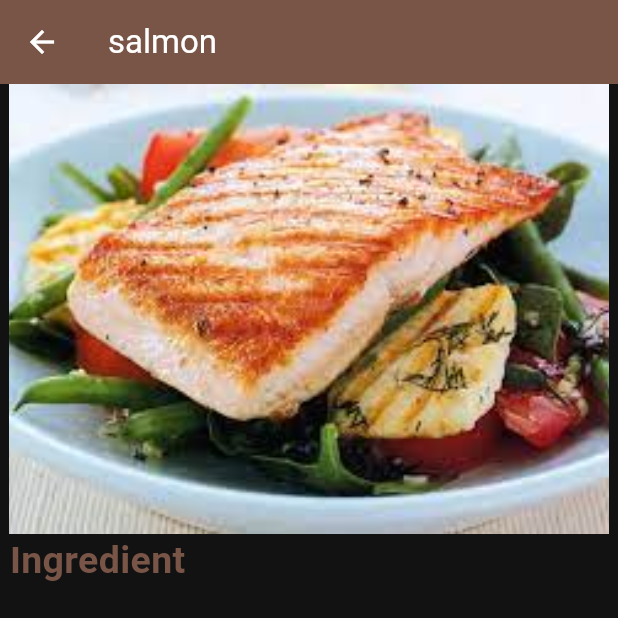
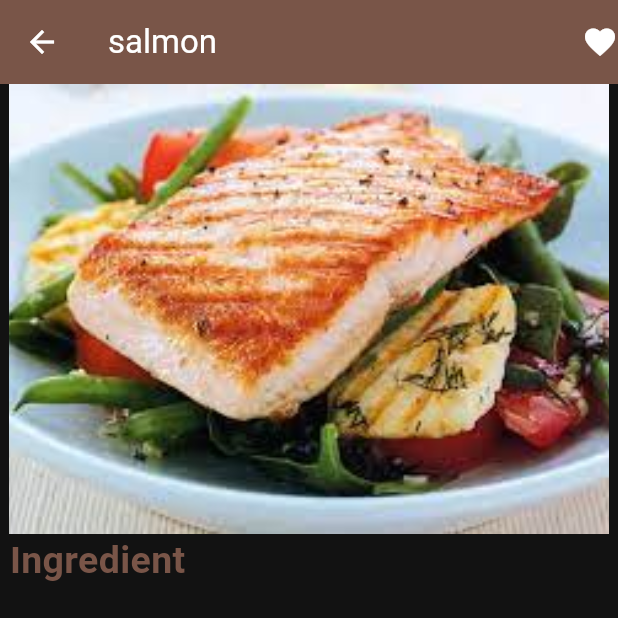
Before and after one commit to arwaayman16/MealsApp, a Flutter app: the ItemInfo screen opened directly with sample values from the repository, on a phone screen of 412 x 824 dp, the top half of it. Run offline on Flutter 3.47's test engine with Material 2 defaults, Android fonts, the phone set to English and light mode, and no system bars; our stand-ins replace fluttertoast.

Commit message:
add category and meal  and favorite

```diff
--- a/lib/data/datasource/categories_data.dart
+++ b/lib/data/datasource/categories_data.dart
@@ -1,7 +1,7 @@
 import 'package:flutter/material.dart';
 import 'package:meals/data/model/categories.dart';
 
-List<Category> items = [
+List<Category> category = [
   Category("summer", Color.fromARGB(255, 133, 51, 216), 1),
   Category("Qick&Easy", Color.fromARGB(255, 173, 60, 29), 2),
   Category("Humburger", Color.fromARGB(255, 75, 187, 79), 3),
@@ -12,7 +12,7 @@ List<Category> items = [
   Category("Breakfast", Color.fromARGB(255, 235, 151, 41), 8),
 ];
 
-List<CategoryItems> summeritems = [
+List<CategoryItems> items = [
   CategoryItems("assets/images/salmon.jpeg", "salmon", "15 min", "simple",
       "Luxurious", 1, salmonIng, salmonStep),
   CategoryItems("assets/images/orange.jpeg", "orange mousse", "30 min", "hard",
--- a/lib/data/model/categories.dart
+++ b/lib/data/model/categories.dart
@@ -8,7 +8,9 @@ class Category {
 }
 
 class CategoryItems {
-  final String image, name, time, level, dol,ingradient,steps;
+  final String image, name, time, level, dol, ingradient, steps;
+ bool isFav;
   final int Fid;
-  CategoryItems(this.image, this.name, this.time, this.level, this.dol, this.Fid, this.ingradient, this.steps);
+  CategoryItems(this.image, this.name, this.time, this.level, this.dol,
+      this.Fid, this.ingradient, this.steps, {this.isFav=false});
 }
--- a/lib/presentation/item_info.dart
+++ /dev/null
@@ -1,70 +0,0 @@
-import 'package:flutter/material.dart';
-import 'package:meals/data/model/categories.dart';
-import 'package:meals/presentation/pages/categories.dart';
-
-class ItemInfo extends StatelessWidget {
-  const ItemInfo({super.key, required this.categoryItems});
-  final CategoryItems categoryItems;
-  @override
-  Widget build(BuildContext context) {
-    return Scaffold(
-      appBar: AppBar(
-        backgroundColor: Colors.brown,
-        title: Text("${categoryItems.name} "),
-      ),
-      body: Column(
-        crossAxisAlignment: CrossAxisAlignment.center,
-        children: [
-          // SizedBox(height: 8,),
-          Container(
-            height: 300,
-            width: 400,
-            child: Image.asset(
-              "${categoryItems.image}",
-              width: 200,
-              height: 300,
-              fit: BoxFit.cover,
-            ),
-          ),
-
-          Expanded(
-            child: ListView(
-
-              children: [Text(
-                " Ingredient ",
-                textAlign: TextAlign.start,
-                style: TextStyle(
-                    fontSize: 25, fontWeight: FontWeight.w700, color: Colors.brown),
-              ),
-
-            Container(
-              padding: EdgeInsets.all(16),
-              child: Text(
-                categoryItems.ingradient,
-                style: TextStyle(fontSize: 22),
-              ),
-            ),
-            Text(
-              " Steps ",
-              textAlign: TextAlign.start,
-              style: TextStyle(
-                  fontSize: 25, fontWeight: FontWeight.w700, color: Colors.brown),
-            ),
-            Container(
-              padding: EdgeInsets.all(5),
-              child: Expanded(
-                child: Text(
-
-                  categoryItems.steps,
-                  textAlign: TextAlign.center,
-                  style: TextStyle(fontSize: 22,),
-                ),
-            ),
-            ),
-
-                  ]),
-          ),
-      ]),
-    );
-  }
-}
--- a/lib/presentation/pages/form_page.dart
+++ b/lib/presentation/pages/form_page.dart
@@ -101,7 +101,7 @@ class _FormPageState extends State<FormPage> {
                     onPressed: () {
                       if (key.currentState!.validate()) {
                         Navigator.push(context,
-                            MaterialPageRoute(builder: (context) => Categories()));
+                            MaterialPageRoute(builder: (context) => Categories(title: 'Categories',)));
                       }
                     },
                     child: Text(
--- /dev/null
+++ b/lib/presentation/pages/item_info.dart
@@ -0,0 +1,97 @@
+import 'package:flutter/material.dart';
+import 'package:meals/data/datasource/categories_data.dart';
+import 'package:meals/data/model/categories.dart';
+import 'package:meals/presentation/pages/categories.dart';
+import 'package:meals/presentation/pages/favorite.dart';
+import 'package:fluttertoast/fluttertoast.dart';
+
+class ItemInfo extends StatefulWidget {
+  const ItemInfo({super.key, required this.categoryItems});
+  final CategoryItems categoryItems;
+
+  @override
+  State<ItemInfo> createState() => _ItemInfoState();
+}
+
+// Color color = Colors.white;
+
+class _ItemInfoState extends State<ItemInfo> {
+  @override
+  Widget build(BuildContext context) {
+    return Scaffold(
+      appBar: AppBar(
+          backgroundColor: Colors.brown,
+          title: Text("${widget.categoryItems.name} "),
+          actions: <Widget>[
+            GestureDetector(
+              child: Icon(
+                Icons.favorite,
+                color:widget.categoryItems.isFav ? Colors.red : Colors.white,
+
+              ),
+              onTap: () {
+                setState(() {
+                  widget.categoryItems.isFav=!widget.categoryItems.isFav;
+                  Fluttertoast.showToast(
+                    msg: widget.categoryItems.isFav?"Added to favorite":"Deleted frome favorite",
+                  );
+
+                });
+              },
+
+            ),
+          ]),
+      body: Column(crossAxisAlignment: CrossAxisAlignment.center, children: [
+        // SizedBox(height: 8,),
+        Container(
+          height: 300,
+          width: 400,
+          child: Image.asset(
+            "${widget.categoryItems.image}",
+            width: 200,
+            height: 300,
+            fit: BoxFit.cover,
+          ),
+        ),
+
+        Expanded(
+          child: ListView(children: [
+            Text(
+              " Ingredient ",
+              textAlign: TextAlign.start,
+              style: TextStyle(
+                  fontSize: 25,
+                  fontWeight: FontWeight.w700,
+                  color: Colors.brown),
+            ),
+            Container(
+              padding: EdgeInsets.all(16),
+              child: Text(
+                widget.categoryItems.ingradient,
+                style: TextStyle(fontSize: 22),
+              ),
+            ),
+            Text(
+              " Steps ",
+              textAlign: TextAlign.start,
+              style: TextStyle(
+                  fontSize: 25,
+                  fontWeight: FontWeight.w700,
+                  color: Colors.brown),
+            ),
+            Container(
+              padding: EdgeInsets.all(5),
+              child: Text(
+                widget.categoryItems.steps,
+                textAlign: TextAlign.center,
+                style: TextStyle(
+                  fontSize: 22,
+                ),
+              ),
+            ),
+          ]),
+        ),
+      ]),
+    );
+  }
+}
--- a/lib/presentation/widget/categories_container.dart
+++ b/lib/presentation/widget/categories_container.dart
@@ -16,7 +16,7 @@ class CategoriesContainer extends StatelessWidget {
                 context,
                 MaterialPageRoute(
                     builder: (context) => CategoryItemPage(
-                          categoryI: category,
+                          category: category,
                         ))),
             child: Container(
               padding: EdgeInsets.all(20),
@@ -33,7 +33,9 @@ class CategoriesContainer extends StatelessWidget {
               child: Text(
                 "${category.title}",
                 textAlign: TextAlign.center,
-                style: TextStyle(fontSize: 23, color: const Color.fromARGB(255, 246, 244, 244)),
+                style: TextStyle(
+                    fontSize: 23,
+                    color: const Color.fromARGB(255, 246, 244, 244)),
               ),
               alignment: Alignment.topLeft,
             ),
--- a/lib/presentation/widget/category_items_grid.dart
+++ b/lib/presentation/widget/category_items_grid.dart
@@ -1,6 +1,6 @@
 import 'package:flutter/material.dart';
 import 'package:meals/data/model/categories.dart';
-import 'package:meals/presentation/item_info.dart';
+import 'package:meals/presentation/pages/item_info.dart';
 
 class CategoryItemGrid extends StatelessWidget {
   const CategoryItemGrid({super.key, required this.ci});
@@ -76,7 +76,7 @@ class CategoryItemGrid extends StatelessWidget {
                           )),
 
                     child: Image.asset(
-                      "${ci.image}",
+                      ci.image,
                       width: 200,
                       height: 200,
                       fit: BoxFit.cover,
--- a/pubspec.yaml
+++ b/pubspec.yaml
@@ -39,6 +39,7 @@ dependencies:
 dev_dependencies:
   flutter_test:
     sdk: flutter
+  fluttertoast: ^8.2.2
 
   # The "flutter_lints" package below contains a set of recommended lints to
   # encourage good coding practices. The lint set provided by the package is
```
Also changed, not shown: lib/main.dart (+41 -63 lines), lib/presentation/pages/add_category.dart (added, +59 -0 lines), lib/presentation/pages/add_item.dart (added, +115 -0 lines), lib/presentation/pages/categories.dart (+55 -15 lines), lib/presentation/pages/category_items.dart (+21 -10 lines), lib/presentation/pages/favorite.dart (added, +34 -0 lines), assets/images/german1.jpeg (added), assets/images/german2.jpeg (added), assets/images/w1.jpeg (added), pubspec.lock.
